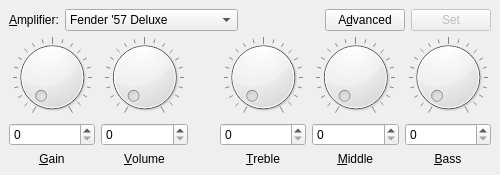
zavorra/plug, file src/ui/amplifier.ui: the form before one commit.
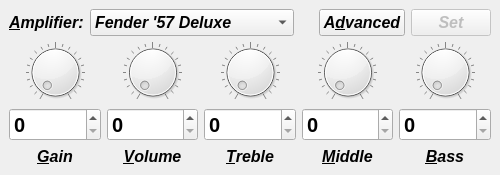
The form after the commit.

Commit message: dark theme + 3 workspace layout

The edit to the form file:
```diff
--- a/src/ui/amplifier.ui
+++ b/src/ui/amplifier.ui
@@ -25,6 +25,14 @@
      <layout class="QHBoxLayout" name="horizontalLayout_2">
       <item>
        <widget class="QLabel" name="label_6">
+        <property name="font">
+         <font>
+          <pointsize>12</pointsize>
+          <weight>75</weight>
+          <italic>true</italic>
+          <bold>true</bold>
+         </font>
+        </property>
         <property name="text">
          <string>&amp;Amplifier:</string>
         </property>
@@ -47,6 +55,14 @@
           <height>0</height>
          </size>
         </property>
+        <property name="font">
+         <font>
+          <pointsize>12</pointsize>
+          <weight>75</weight>
+          <italic>true</italic>
+          <bold>true</bold>
+         </font>
+        </property>
         <property name="accessibleName">
          <string>Amplifier</string>
         </property>
@@ -160,6 +176,14 @@
       </item>
       <item>
        <widget class="QPushButton" name="advancedButton">
+        <property name="font">
+         <font>
+          <pointsize>12</pointsize>
+          <weight>75</weight>
+          <italic>true</italic>
+          <bold>true</bold>
+         </font>
+        </property>
         <property name="accessibleName">
          <string>Advanced button</string>
         </property>
@@ -182,6 +206,14 @@
           <verstretch>0</verstretch>
          </sizepolicy>
         </property>
+        <property name="font">
+         <font>
+          <pointsize>12</pointsize>
+          <weight>75</weight>
+          <italic>true</italic>
+          <bold>true</bold>
+         </font>
+        </property>
         <property name="accessibleName">
          <string>Set button</string>
         </property>
@@ -204,6 +236,12 @@
        <layout class="QVBoxLayout" name="verticalLayout">
         <item>
          <widget class="QDial" name="dial">
+          <property name="sizePolicy">
+           <sizepolicy hsizetype="Expanding" vsizetype="Expanding">
+            <horstretch>0</horstretch>
+            <verstretch>0</verstretch>
+           </sizepolicy>
+          </property>
           <property name="accessibleName">
            <string>Gain dial</string>
           </property>
@@ -223,6 +261,14 @@
         </item>
         <item>
          <widget class="QSpinBox" name="spinBox">
+          <property name="font">
+           <font>
+            <pointsize>15</pointsize>
+            <weight>75</weight>
+            <italic>false</italic>
+            <bold>true</bold>
+           </font>
+          </property>
           <property name="accessibleName">
            <string>Gain box</string>
           </property>
@@ -236,6 +282,14 @@
         </item>
         <item>
          <widget class="QLabel" name="label">
+          <property name="font">
+           <font>
+            <pointsize>12</pointsize>
+            <weight>75</weight>
+            <italic>true</italic>
+            <bold>true</bold>
+           </font>
+          </property>
           <property name="text">
            <string>&amp;Gain</string>
           </property>
@@ -253,6 +307,12 @@
        <layout class="QVBoxLayout" name="verticalLayout_2">
         <item>
          <widget class="QDial" name="dial_2">
+          <property name="sizePolicy">
+           <sizepolicy hsizetype="Expanding" vsizetype="Expanding">
+            <horstretch>0</horstretch>
+            <verstretch>0</verstretch>
+           </sizepolicy>
+          </property>
           <property name="accessibleName">
            <string>Volume dial</string>
           </property>
@@ -272,6 +332,14 @@
         </item>
         <item>
          <widget class="QSpinBox" name="spinBox_2">
+          <property name="font">
+           <font>
+            <pointsize>15</pointsize>
+            <weight>75</weight>
+            <italic>false</italic>
+            <bold>true</bold>
+           </font>
+          </property>
           <property name="accessibleName">
            <string>Volume box</string>
           </property>
@@ -285,6 +353,14 @@
         </item>
         <item>
          <widget class="QLabel" name="label_2">
+          <property name="font">
+           <font>
+            <pointsize>12</pointsize>
+            <weight>75</weight>
+            <italic>true</italic>
+            <bold>true</bold>
+           </font>
+          </property>
           <property name="text">
            <string>&amp;Volume</string>
           </property>
@@ -298,23 +374,16 @@
         </item>
        </layout>
       </item>
-      <item>
-       <spacer name="horizontalSpacer">
-        <property name="orientation">
-         <enum>Qt::Horizontal</enum>
-        </property>
-        <property name="sizeHint" stdset="0">
-         <size>
-          <width>40</width>
-          <height>20</height>
-         </size>
-        </property>
-       </spacer>
-      </item>
       <item>
        <layout class="QVBoxLayout" name="verticalLayout_3">
         <item>
          <widget class="QDial" name="dial_3">
+          <property name="sizePolicy">
+           <sizepolicy hsizetype="Expanding" vsizetype="Expanding">
+            <horstretch>0</horstretch>
+            <verstretch>0</verstretch>
+           </sizepolicy>
+          </property>
           <property name="accessibleName">
            <string>Treble dial</string>
           </property>
@@ -334,6 +403,14 @@
         </item>
         <item>
          <widget class="QSpinBox" name="spinBox_3">
+          <property name="font">
+           <font>
+            <pointsize>15</pointsize>
+            <weight>75</weight>
+            <italic>false</italic>
+            <bold>true</bold>
+           </font>
+          </property>
           <property name="accessibleName">
            <string>Treble box</string>
           </property>
@@ -347,6 +424,14 @@
         </item>
         <item>
          <widget class="QLabel" name="label_3">
+          <property name="font">
+           <font>
+            <pointsize>12</pointsize>
+            <weight>75</weight>
+            <italic>true</italic>
+            <bold>true</bold>
+           </font>
+          </property>
           <property name="text">
            <string>&amp;Treble</string>
           </property>
@@ -364,6 +449,12 @@
        <layout class="QVBoxLayout" name="verticalLayout_4">
         <item>
          <widget class="QDial" name="dial_4">
+          <property name="sizePolicy">
+           <sizepolicy hsizetype="Expanding" vsizetype="Expanding">
+            <horstretch>0</horstretch>
+            <verstretch>0</verstretch>
+           </sizepolicy>
+          </property>
           <property name="accessibleName">
            <string>Middle tones dial</string>
           </property>
@@ -383,6 +474,14 @@
         </item>
         <item>
          <widget class="QSpinBox" name="spinBox_4">
+          <property name="font">
+           <font>
+            <pointsize>15</pointsize>
+            <weight>75</weight>
+            <italic>false</italic>
+            <bold>true</bold>
+           </font>
+          </property>
           <property name="accessibleName">
            <string>Middle tones box</string>
           </property>
@@ -396,6 +495,14 @@
         </item>
         <item>
          <widget class="QLabel" name="label_4">
+          <property name="font">
+           <font>
+            <pointsize>12</pointsize>
+            <weight>75</weight>
+            <italic>true</italic>
+            <bold>true</bold>
+           </font>
+          </property>
           <property name="text">
            <string>&amp;Middle</string>
           </property>
@@ -413,6 +520,12 @@
        <layout class="QVBoxLayout" name="verticalLayout_5">
         <item>
          <widget class="QDial" name="dial_5">
+          <property name="sizePolicy">
+           <sizepolicy hsizetype="Expanding" vsizetype="Expanding">
+            <horstretch>0</horstretch>
+            <verstretch>0</verstretch>
+           </sizepolicy>
+          </property>
           <property name="accessibleName">
            <string>Bass dial</string>
           </property>
@@ -432,6 +545,14 @@
         </item>
         <item>
          <widget class="QSpinBox" name="spinBox_5">
+          <property name="font">
+           <font>
+            <pointsize>15</pointsize>
+            <weight>75</weight>
+            <italic>false</italic>
+            <bold>true</bold>
+           </font>
+          </property>
           <property name="accessibleName">
            <string>Bass box</string>
           </property>
@@ -445,6 +566,14 @@
         </item>
         <item>
          <widget class="QLabel" name="label_5">
+          <property name="font">
+           <font>
+            <pointsize>12</pointsize>
+            <weight>75</weight>
+            <italic>true</italic>
+            <bold>true</bold>
+           </font>
+          </property>
           <property name="text">
            <string>&amp;Bass</string>
           </property>
```
Left out of the diff: 8 changed lines with no effect on the pictures. The commit also changes 7 other files.
